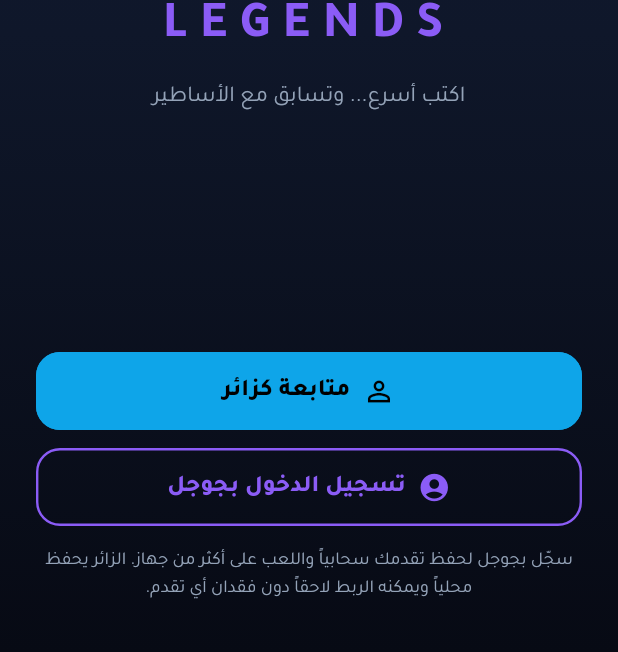
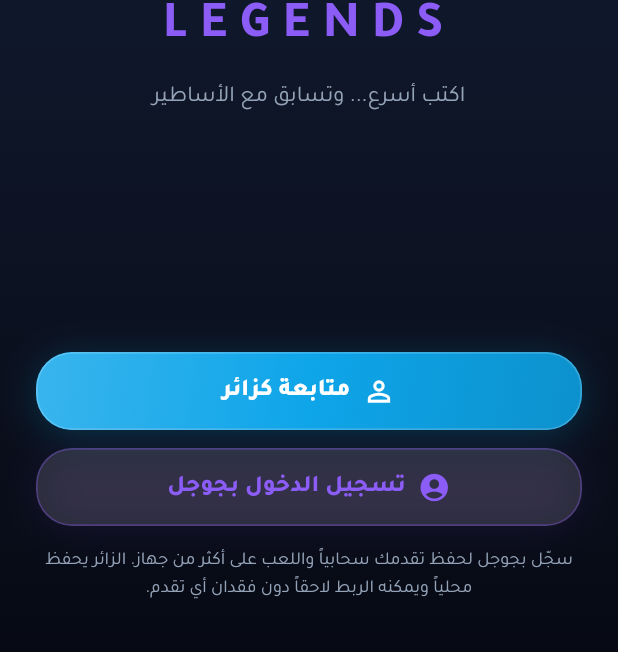
Before and after one commit to f0uri/type-racer-legends, a Flutter app: the screen it shows after launch, on a phone screen of 412 x 824 dp, the part 584-1236 px from its top. Run offline on Flutter 3.47's test engine with Material 3 defaults, Android fonts, the phone set to English and light mode, and no system bars; our stand-ins replace app_links, audioplayers, cloud_firestore, cloud_functions, connectivity_plus, firebase_analytics and 18 more; missing offline and left inert: flame, home_widget, in_app_update; accounts and stored records are empty; network calls fail; project files that could hold a hidden picture were left out.

Commit message:
feat(ui): أزرار عائمة بأسلوب iPhone + ضغط APK إلى 10MB عبر ABI splits و R8
Co-authored-by: arena-agent <297053741+arena-agent@users.noreply.github.com>

```diff
--- a/lib/core/widgets/common.dart
+++ b/lib/core/widgets/common.dart
@@ -30,6 +30,7 @@
   }
 }
 
+/// زر عائم بأسلوب iOS — زجاج ضبابي + ظل ناعم + حواف كبيرة
 class NeonButton extends StatelessWidget {
   final String label;
   final IconData? icon;
@@ -42,30 +43,69 @@
   @override
   Widget build(BuildContext context) {
     final enabled = onPressed != null && !busy;
-    final fg = filled ? Colors.black : color;
+    final bg = filled ? color : Colors.white.withValues(alpha: 0.12);
+    final fg = filled ? Colors.white : color;
+    final borderCol = filled ? Colors.white.withValues(alpha: 0.18) : color.withValues(alpha: 0.35);
     return Opacity(
-      opacity: enabled ? 1 : 0.5,
+      opacity: enabled ? 1 : 0.55,
+      child: Container(
+        height: height,
+        decoration: BoxDecoration(
+          borderRadius: BorderRadius.circular(24),
+          boxShadow: [
+            BoxShadow(color: Colors.black.withValues(alpha: 0.22), blurRadius: 18, offset: const Offset(0, 8)),
+            BoxShadow(color: color.withValues(alpha: filled ? 0.25 : 0.12), blurRadius: 20, offset: const Offset(0, 4)),
+          ],
+        ),
+        child: ClipRRect(
+          borderRadius: BorderRadius.circular(24),
           child: Material(
-        color: filled ? color : Colors.transparent,
-        shape: RoundedRectangleBorder(borderRadius: BorderRadius.circular(16), side: BorderSide(color: color, width: 1.6)),
+            color: bg,
             child: InkWell(
-          borderRadius: BorderRadius.circular(16),
               onTap: enabled ? onPressed : null,
-          child: SizedBox(
-            height: height,
+              child: Container(
+                decoration: BoxDecoration(
+                  borderRadius: BorderRadius.circular(24),
+                  border: Border.all(color: borderCol, width: 1.2),
+                  gradient: filled
+                      ? LinearGradient(begin: Alignment.topLeft, end: Alignment.bottomRight, colors: [Color.lerp(color, Colors.white, 0.18)!, color, Color.lerp(color, Colors.black, 0.12)!])
+                      : null,
+                ),
                 child: Center(
                   child: busy
                       ? SizedBox(width: 22, height: 22, child: CircularProgressIndicator(strokeWidth: 2.5, color: fg))
                       : Row(mainAxisSize: MainAxisSize.min, children: [
                           if (icon != null) ...[Icon(icon, color: fg, size: 22), const SizedBox(width: 8)],
-                      Flexible(child: Text(label, style: TextStyle(color: fg, fontWeight: FontWeight.w800, fontSize: 16), overflow: TextOverflow.ellipsis)),
+                          Flexible(child: Text(label, style: TextStyle(color: fg, fontWeight: FontWeight.w800, fontSize: 16, letterSpacing: 0.2), overflow: TextOverflow.ellipsis)),
                         ]),
+                ),
+              ),
             ),
           ),
         ),
       ),
     );
   }
+}
+
+/// زر دائري عائم (FAB) بأسلوب iPhone
+class FloatingCircleButton extends StatelessWidget {
+  final IconData icon;
+  final VoidCallback? onPressed;
+  final Color color;
+  final double size;
+  const FloatingCircleButton({super.key, required this.icon, this.onPressed, this.color = C.cyan, this.size = 56});
+  @override
+  Widget build(BuildContext context) => Container(
+        width: size, height: size,
+        decoration: BoxDecoration(shape: BoxShape.circle, boxShadow: [BoxShadow(color: Colors.black.withValues(alpha: 0.28), blurRadius: 16, offset: const Offset(0, 6)), BoxShadow(color: color.withValues(alpha: 0.25), blurRadius: 18, offset: const Offset(0, 3))]),
+        child: ClipOval(
+          child: Material(
+            color: color,
+            child: InkWell(onTap: onPressed, child: Icon(icon, color: Colors.white, size: size * 0.48)),
+          ),
+        ),
+      );
 }
 
 class CurrencyChip extends StatelessWidget {
```
Also changed, not shown: 1 other file. Lines whose indentation alone changed are shown as unchanged.
